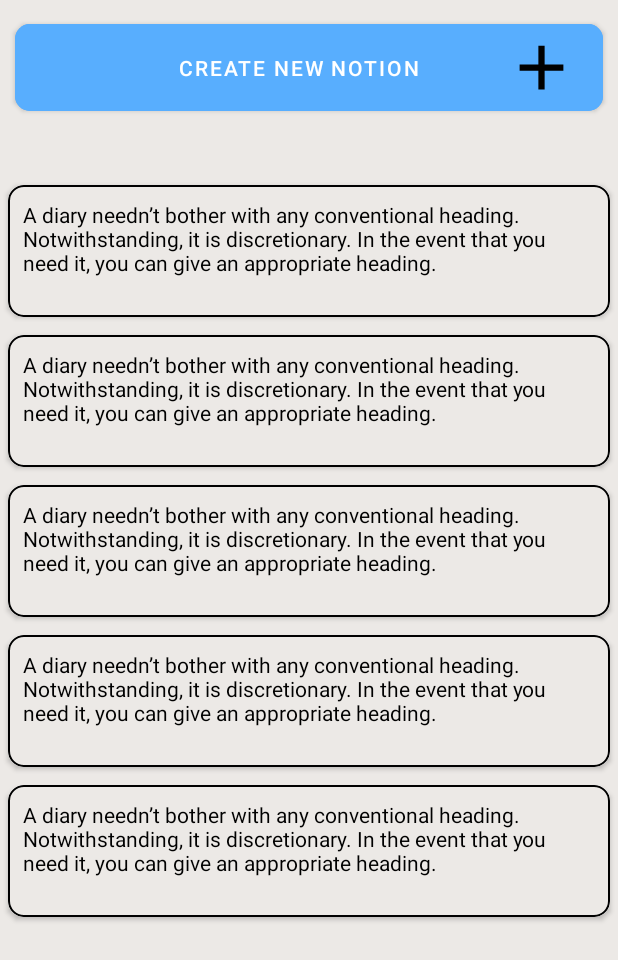
After one commit to Bhavikk01/sentimental_analyzer, an Android app: the layout activity_create_note.xml on its own in the app's theme, with its tools: preview values and no code run, on a phone screen of 412 x 824 dp. The commit adds this screen. Shown: the top 960 px of the screen. Run offline under Robolectric (Android 15) with nearby library versions, the phone set to English and light mode, and no system bars.

Commit message:
intial commit

```diff
--- a/app/src/main/AndroidManifest.xml
+++ b/app/src/main/AndroidManifest.xml
@@ -12,6 +12,13 @@
         android:supportsRtl="true"
         android:theme="@style/Theme.Sentimental_analyzer"
         tools:targetApi="31">
+        <activity
+            android:name=".create_note"
+            android:exported="false">
+            <meta-data
+                android:name="android.app.lib_name"
+                android:value="" />
+        </activity>
         <activity
             android:name=".MainActivity"
             android:exported="true">
--- /dev/null
+++ b/app/src/main/java/com/example/sentimental_analyzer/create_note.java
@@ -0,0 +1,14 @@
+package com.example.sentimental_analyzer;
+
+import androidx.appcompat.app.AppCompatActivity;
+
+import android.os.Bundle;
+
+public class create_note extends AppCompatActivity {
+
+    @Override
+    protected void onCreate(Bundle savedInstanceState) {
+        super.onCreate(savedInstanceState);
+        setContentView(R.layout.activity_create_note);
+    }
+}
--- /dev/null
+++ b/app/src/main/res/drawable/card_notion_background.xml
@@ -0,0 +1,10 @@
+<?xml version="1.0" encoding="utf-8"?>
+<shape xmlns:android="http://schemas.android.com/apk/res/android" android:shape="rectangle">
+
+    <stroke android:color="@color/black"/>
+    <stroke android:width="1dp"/>
+
+    <corners android:radius="10dp"/>
+
+    <solid android:color="@color/layout_background"/>
+</shape>
--- /dev/null
+++ b/app/src/main/res/drawable/ic_baseline_add_24.xml
@@ -0,0 +1,5 @@
+<vector android:height="50dp" android:tint="#000000"
+    android:viewportHeight="24" android:viewportWidth="24"
+    android:width="50dp" xmlns:android="http://schemas.android.com/apk/res/android">
+    <path android:fillColor="@android:color/white" android:pathData="M19,13h-6v6h-2v-6H5v-2h6V5h2v6h6v2z"/>
+</vector>
--- /dev/null
+++ b/app/src/main/res/layout/activity_create_note.xml
@@ -0,0 +1,54 @@
+<?xml version="1.0" encoding="utf-8"?>
+<ScrollView xmlns:android="http://schemas.android.com/apk/res/android"
+    xmlns:app="http://schemas.android.com/apk/res-auto"
+    xmlns:tools="http://schemas.android.com/tools"
+    android:layout_width="match_parent"
+    android:layout_height="match_parent"
+    tools:context=".create_note"
+    android:background="@color/layout_background"
+    android:orientation="vertical">
+
+    <LinearLayout
+        android:layout_width="match_parent"
+        android:layout_height="match_parent"
+        android:orientation="vertical">
+
+        <Button
+            android:layout_width="match_parent"
+            android:layout_height="70dp"
+            android:layout_margin="10dp"
+            android:backgroundTint="@color/button_color"
+            android:drawableRight="@drawable/ic_baseline_add_24"
+            android:text="CREATE NEW NOTION"
+            android:paddingStart="60dp"
+            app:cornerRadius="10dp"
+            tools:ignore="RtlSymmetry" />
+
+        <TextView
+            android:layout_width="match_parent"
+            android:layout_height="wrap_content"
+            android:gravity="center"
+            android:text="No notion"
+            android:textColor="@color/black"
+            android:textSize="20sp"
+            android:visibility="invisible"
+            />
+        <androidx.core.widget.NestedScrollView
+            android:layout_width="match_parent"
+            android:layout_height="match_parent">
+
+            <androidx.recyclerview.widget.RecyclerView
+                android:layout_width="match_parent"
+                android:layout_height="match_parent"
+                tools:listitem="@layout/card_notion"
+                tools:itemCount="5"
+                />
+
+        </androidx.core.widget.NestedScrollView>
+
+
+    </LinearLayout>
+
+
+
+</ScrollView>
--- /dev/null
+++ b/app/src/main/res/layout/card_notion.xml
@@ -0,0 +1,32 @@
+<?xml version="1.0" encoding="utf-8"?>
+<androidx.cardview.widget.CardView xmlns:android="http://schemas.android.com/apk/res/android"
+    android:layout_width="match_parent"
+    android:layout_height="100dp"
+    xmlns:app="http://schemas.android.com/apk/res-auto"
+    android:elevation="10dp"
+    app:cardUseCompatPadding="true"
+    app:cardCornerRadius="10dp"
+
+    >
+
+    <LinearLayout
+        android:layout_width="match_parent"
+        android:layout_height="match_parent"
+        android:background="@drawable/card_notion_background"
+        >
+
+        <TextView
+            android:layout_width="match_parent"
+            android:layout_height="wrap_content"
+            android:text="@string/diary"
+            android:padding="10dp"
+            android:textColor="@color/black"/>
+
+
+
+
+
+
+    </LinearLayout>
+
+</androidx.cardview.widget.CardView>
--- a/app/src/main/res/values/colors.xml
+++ b/app/src/main/res/values/colors.xml
@@ -7,4 +7,6 @@
     <color name="teal_700">#FF018786</color>
     <color name="black">#FF000000</color>
     <color name="white">#FFFFFFFF</color>
+    <color name="layout_background">#ECE9E6</color>
+    <color name="button_color">#58AEFE</color>
 </resources>
--- a/app/src/main/res/values/strings.xml
+++ b/app/src/main/res/values/strings.xml
@@ -1,3 +1,4 @@
 <resources>
     <string name="app_name">sentimental_analyzer</string>
+    <string name="diary">A diary needn’t bother with any conventional heading. Notwithstanding, it is discretionary. In the event that you need it, you can give an appropriate heading.</string>
 </resources>
```
